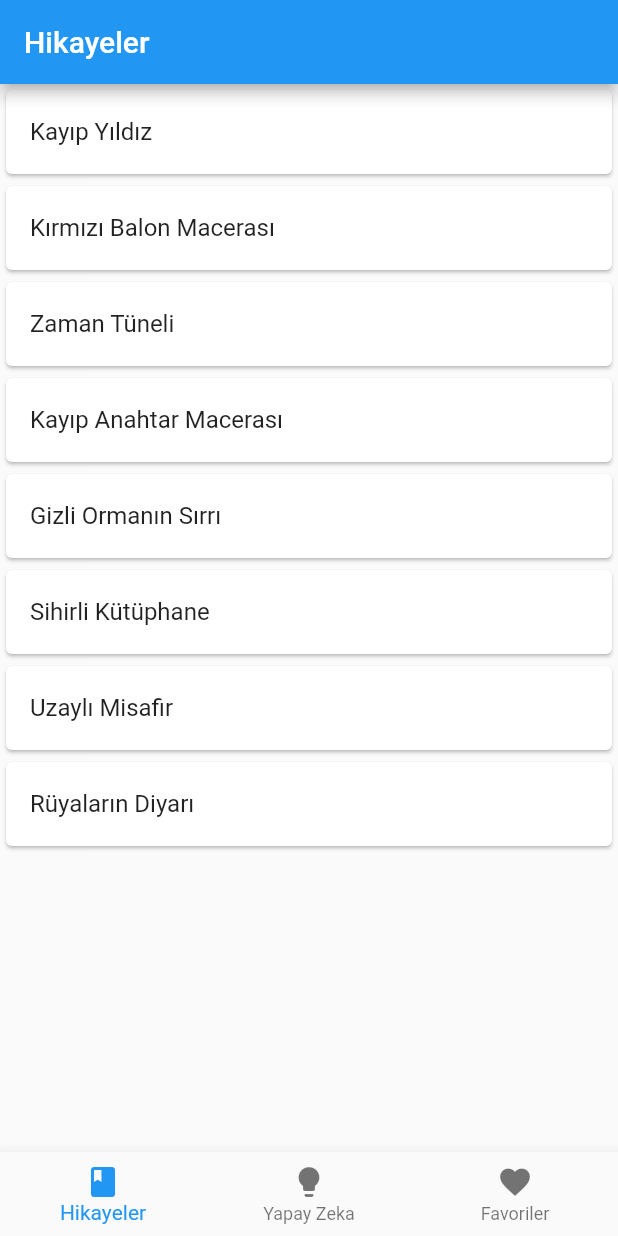
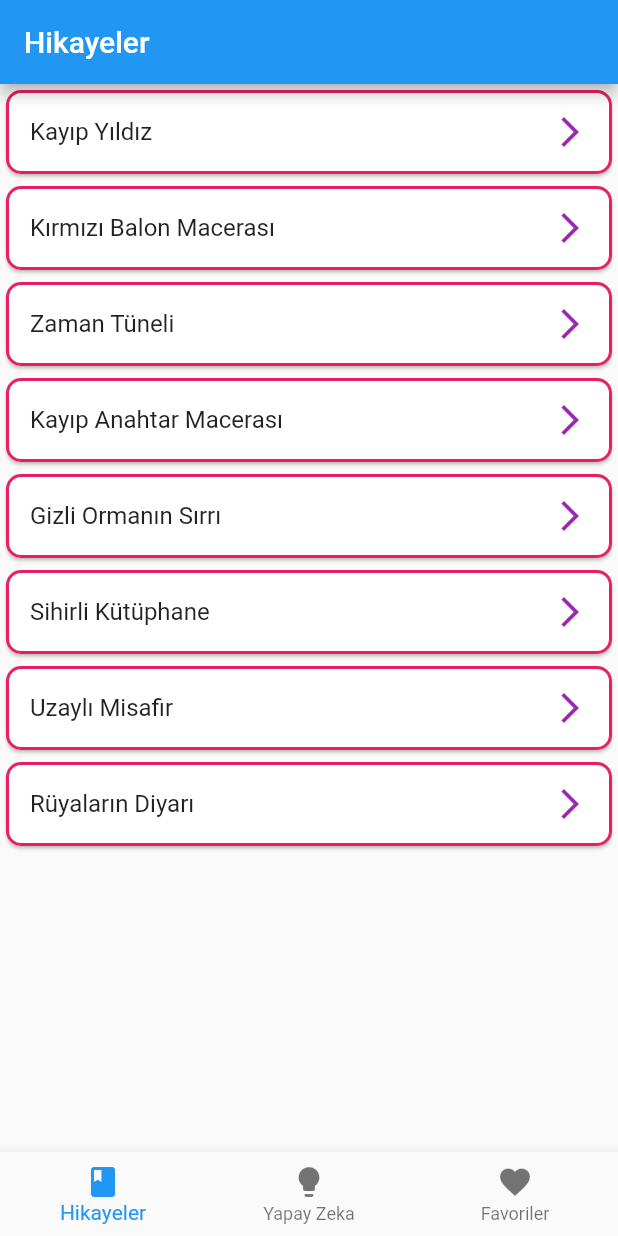
Before and after one commit to guvennmehmet/hackathon, a Flutter app: the screen it shows after launch, on a phone screen of 412 x 824 dp. Run offline on Flutter 3.47's test engine with Material 2 defaults, Android fonts, the phone set to English and light mode, and no system bars.

Commit message:
style: improved the appearance of StoryCard widget

```diff
--- a/lib/widgets/story_card.dart
+++ b/lib/widgets/story_card.dart
@@ -9,6 +9,13 @@ class StoryCard extends StatelessWidget {
   @override
   Widget build(BuildContext context) {
     return Card(
+      shape: RoundedRectangleBorder(
+        borderRadius: BorderRadius.circular(10.0),
+        side: const BorderSide(
+          color: Colors.pink,
+          width: 2.0,
+        ),
+      ),
       child: ListTile(
         title: Text(story.storyTitle),
         onTap: () {
@@ -17,6 +24,10 @@ class StoryCard extends StatelessWidget {
             arguments: story,
           );
         },
+        trailing: const Icon(
+            Icons.arrow_forward_ios,
+          color: Colors.purple,
+        ),
       ),
     );
   }
```
